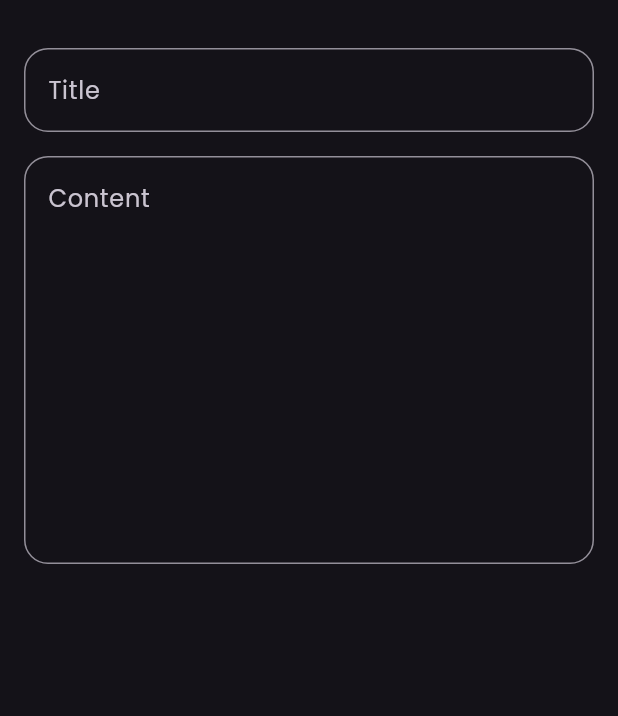
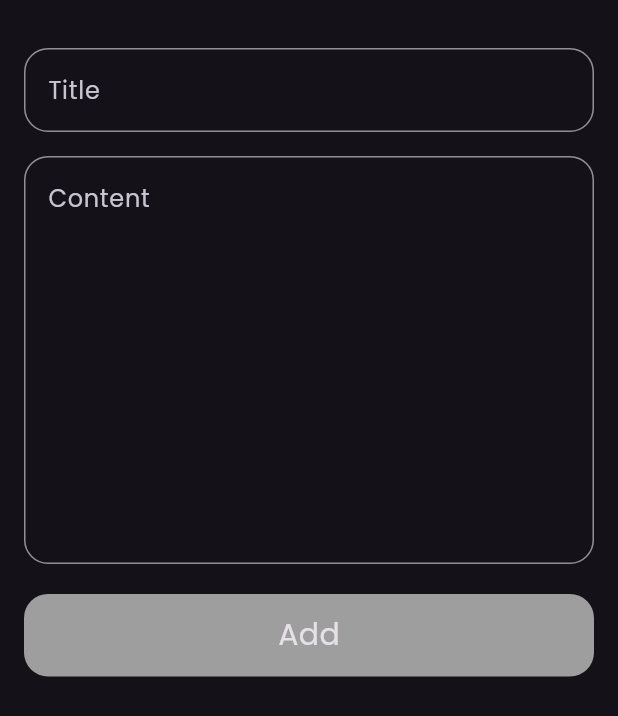
Before and after one commit to tamemmohamed/notes_app, a Flutter app: the CustomBottomSheet widget shown alone on an empty page, opened directly, on a phone screen of 412 x 824 dp. Shown: the top 716 px of the screen. Run offline on Flutter 3.47's test engine with Material 3 defaults, Android fonts, the phone set to English and light mode, and no system bars.

Commit message:
finish notes bottom sheet

```diff
--- a/lib/widgets/add_note_bottom_sheet.dart
+++ b/lib/widgets/add_note_bottom_sheet.dart
@@ -1,4 +1,5 @@
 import 'package:flutter/material.dart';
+import 'package:notes_app/widgets/custom_button.dart';
 import 'package:notes_app/widgets/custom_text_field.dart';
 
 class CustomBottomSheet extends StatelessWidget {
@@ -8,6 +9,7 @@ class CustomBottomSheet extends StatelessWidget {
   Widget build(BuildContext context) {
     return const Padding(
       padding: EdgeInsets.symmetric(horizontal: 16),
+      child: SingleChildScrollView(
         child: Column(
           children: [
             SizedBox(
@@ -23,7 +25,15 @@ class CustomBottomSheet extends StatelessWidget {
               hint: 'Content',
               maxLines: 10,
             ),
+            SizedBox(
+              height: 20,
+            ),
+            CustomButton(),
+            SizedBox(
+              height: 20,
+            ),
           ],
+        ),
       ),
     );
   }
--- /dev/null
+++ b/lib/widgets/custom_button.dart
@@ -0,0 +1,27 @@
+import 'package:flutter/material.dart';
+
+class CustomButton extends StatelessWidget {
+  const CustomButton({super.key});
+
+  @override
+  Widget build(BuildContext context) {
+    return Container(
+      decoration: BoxDecoration(
+        color: Colors.grey,
+        borderRadius: BorderRadius.circular(
+          16,
+        ),
+      ),
+      width: MediaQuery.of(context).size.width,
+      height: 55,
+      child: Center(
+        child: Text(
+          'Add',
+          style: TextStyle(
+            fontSize: 20,
+          ),
+        ),
+      ),
+    );
+  }
+}
```
Lines whose indentation alone changed are shown as unchanged.
